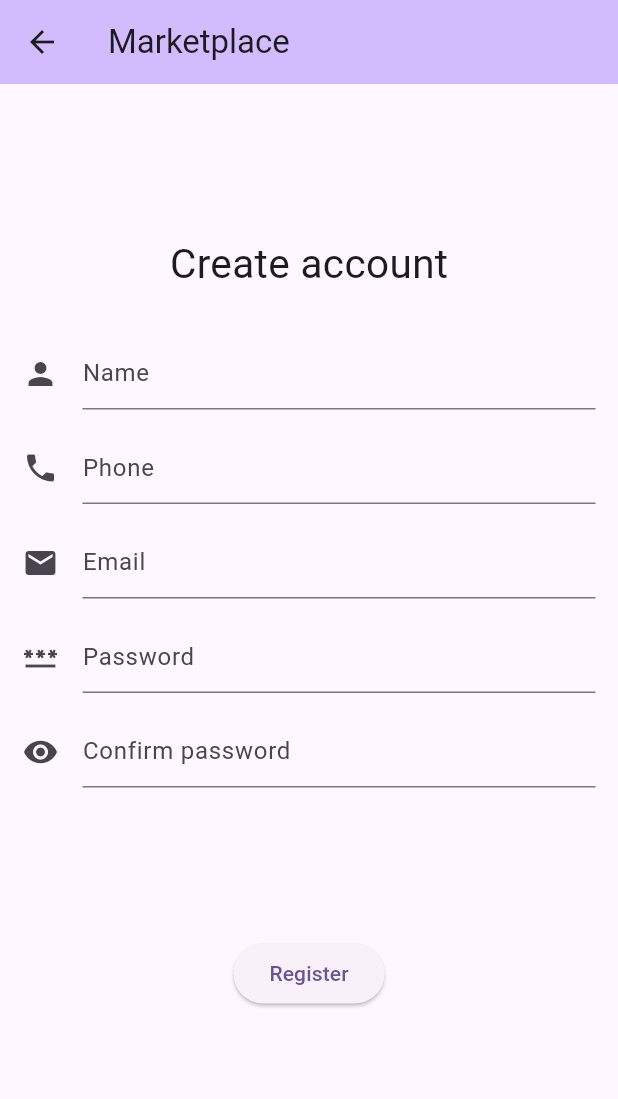
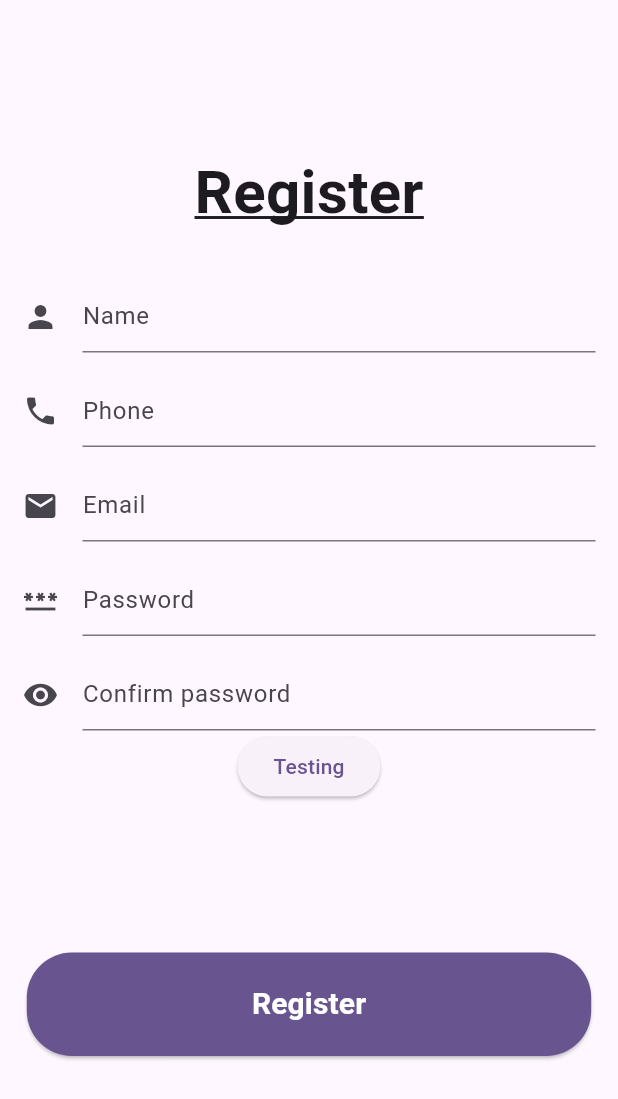
Before and after one commit to jorchrbc/marketplace, a Flutter app: the RegisterScreen screen opened directly, on a phone screen of 412 x 824 dp. Shown: the top 1099 px of the screen. Run offline on Flutter 3.47's test engine with Material 3 defaults, Android fonts, the phone set to English and light mode, and no system bars; our stand-ins replace go_router.

```diff
--- a/lib/presentation/screens/register.dart
+++ b/lib/presentation/screens/register.dart
@@ -7,10 +7,10 @@ class RegisterScreen extends StatelessWidget{
   @override
   Widget build(BuildContext context){
     return Scaffold(
-      appBar: AppBar(
-        title: const Text('Marketplace'),
-        backgroundColor: Theme.of(context).colorScheme.inversePrimary,
-      ),
+      // appBar: AppBar(
+      //   title: const Text('Marketplace'),
+      //   backgroundColor: Theme.of(context).colorScheme.inversePrimary,
+      // ),
       body: _RegisterView()
     );
   }
@@ -27,10 +27,11 @@ class _RegisterView extends StatelessWidget{
             mainAxisAlignment: MainAxisAlignment.center,
             children: [
               Text(
-                'Create account',
+                'Register',
                 style: TextStyle(
-                  //fontWeight: FontWeight.bold,
-                  fontSize: 27
+                  decoration: TextDecoration.underline,
+                  fontWeight: FontWeight.bold,
+                  fontSize: 40
                 )
               ),
               SizedBox(height: 30),
@@ -38,7 +39,24 @@ class _RegisterView extends StatelessWidget{
               SizedBox(height: 100),
               ElevatedButton(
                 onPressed: (){},
-                child: Text('Register')
+                style: ElevatedButton.styleFrom(
+                  padding: const EdgeInsets.symmetric(
+                    horizontal: 150,
+                    vertical: 20
+                  ),
+                  backgroundColor: Theme.of(context).colorScheme.primary,
+                  shape: RoundedRectangleBorder(
+                    borderRadius: BorderRadius.circular(30),
+                  )
+                ),
+                child: Text(
+                  'Register',
+                  style: TextStyle(
+                    color: Colors.white,
+                    fontWeight: FontWeight.bold,
+                    fontSize: 20
+                  )
+                )
               )
             ]
           )
@@ -56,35 +74,94 @@ class _RegisterForm extends StatefulWidget{
 }
 
 class _RegisterFormState extends State<_RegisterForm>{
+  final name_controller = TextEditingController();
+  final phone_controller = TextEditingController();
+  final email_controller = TextEditingController();
+  final password_controller = TextEditingController();
+  final confirm_password_controller = TextEditingController();
+  final _formKey = GlobalKey<FormState>();
+
   @override
   Widget build(BuildContext context){
     return Form(
+      key: _formKey,
       child: Column(
         children: [
           CustomTextFormField(
             hint: 'Name',
-            icon: Icon(Icons.person)
+            icon: Icon(Icons.person),
+            controller: name_controller,
+            validator: (value) {
+              if(value == null || value.isEmpty) return 'Name is required';
+              if(!RegExp(r'^[A-Za-z]+$').hasMatch(value)) return 'Only letters are allowed';
+              return null;
+            }
           ),
           SizedBox(height: 15),
           CustomTextFormField(
             hint: 'Phone',
-            icon: Icon(Icons.phone)
+            icon: Icon(Icons.phone),
+            controller: phone_controller,
+            validator: (value) {
+              if(value == null || value.trim()!.isEmpty) return 'Phone is required';
+              final cleaned_value = value.replaceAll(RegExp(r'[\s-]'), '');
+              if(!RegExp(r'^(\+52|52|0)?(1)?[1-9][0-9]{9}$').hasMatch(cleaned_value)) return 'Enter a valid phone';
+              return null;
+            }
           ),
           SizedBox(height: 15),
           CustomTextFormField(
             hint: 'Email',
-            icon: Icon(Icons.email)
+            icon: Icon(Icons.email),
+            controller: email_controller,
+            validator: (value) {
+              if(value == null || value.isEmpty) return 'Please enter some text';
+              if(!RegExp(r'^[\w-\.]+@([\w-]+\.)+[\w-]{2,4}$').hasMatch(value)) return 'Not email form allowed';
+              return null;
+            }
           ),
           SizedBox(height: 15),
           CustomTextFormField(
             hint: 'Password',
-            icon: Icon(Icons.password)
+            icon: Icon(Icons.password),
+            controller: password_controller,
+            validator: (value) {
+              if(value == null || value.isEmpty){
+                return 'Please enter some text';
+              }
+              if(value.length < 8) return 'Please enter a password of at least 8 characters';
+              if(!RegExp(r'^(?=.*[a-z])(?=.*[A-Z])(?=.*\d)(?=.*[^A-Za-z0-9]).+$').hasMatch(value)) return 'Please enter a password using lower and uppercase, at least a number and a special character';
+              return null;
+            }
           ),
           SizedBox(height: 15),
           CustomTextFormField(
             hint: 'Confirm password',
-            icon: Icon(Icons.remove_red_eye)
-          )
+            icon: Icon(Icons.remove_red_eye),
+            controller: confirm_password_controller,
+            validator: (value) {
+              if(value == null || value.isEmpty){
+                return 'Please enter some text';
+              }
+              if(value != password_controller.text) return 'Passwords do not match';
+              return null;
+            }
+          ),
+          ElevatedButton(
+            onPressed: (){
+              // print('name_controller: ${name_controller.text}');
+              // print('phone_controller: ${phone_controller.text}');
+              // print('email_controller: ${email_controller.text}');
+              // print('password_controller: ${password_controller.text}');
+              // print('confirm_passowrd_controller: ${confirm_password_controller.text}');
+              if(_formKey.currentState!.validate()){
+                ScaffoldMessenger.of(context).showSnackBar(
+                  const SnackBar(content: Text('Processing Data')),
+                );
+              }
+            },
+            child: Text('Testing')
+          ),
         ]
       )
     );
--- a/lib/presentation/widgets/register/custom_text_form_field.dart
+++ b/lib/presentation/widgets/register/custom_text_form_field.dart
@@ -1,14 +1,36 @@
 import 'package:flutter/material.dart';
 
-class CustomTextFormField extends StatelessWidget{
+class CustomTextFormField extends StatefulWidget{
   final String hint;
   final Icon icon;
-  const CustomTextFormField({required this.hint, required this.icon});
+  final TextEditingController controller;
+  final String? Function(String?) validator;
+
+  const CustomTextFormField({
+      required this.hint,
+      required this.icon,
+      required this.controller,
+      required this.validator,
+  });
+
+  @override
+  State<CustomTextFormField> createState() => _CustomTextFormField();
+}
+
+class _CustomTextFormField extends State<CustomTextFormField>{
+
+  @override
+  void dispose(){
+    widget.controller.dispose();
+    super.dispose();
+  }
   Widget build(BuildContext context){
     return TextFormField(
+      validator: widget.validator,
+      controller: widget.controller,
       decoration: InputDecoration(
-        icon: icon,
-        hintText: hint
+        icon: widget.icon,
+        hintText: widget.hint
       )
     );
   }
```
